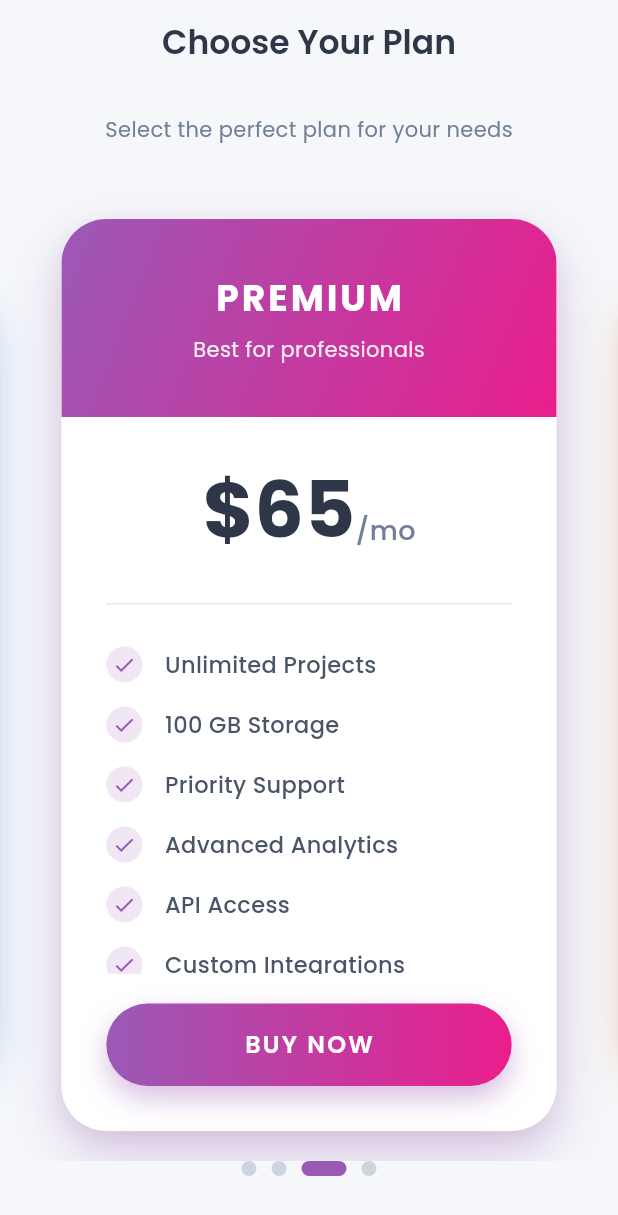
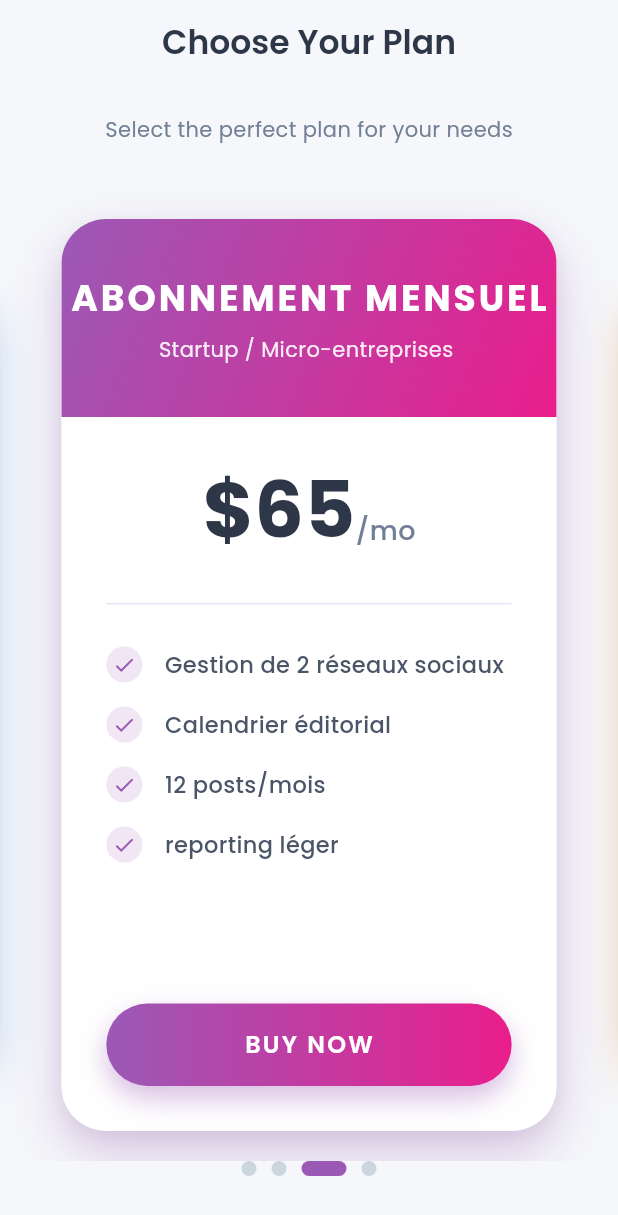
Before and after one commit to mouaddjidj/ComVest, a Flutter app: the PricingScreen screen opened directly, swiped to page 3, on a phone screen of 412 x 824 dp. Shown: the top 1215 px of the screen. Run offline on Flutter 3.47's test engine with Material 3 defaults, Android fonts, the phone set to English and light mode, and no system bars; our stand-ins replace google_fonts, smooth_page_indicator.

Commit message:
add services in packages

```diff
--- a/lib/screens/AdsServices.dart
+++ b/lib/screens/AdsServices.dart
@@ -147,7 +147,7 @@ class MenuScreen extends StatelessWidget {
                   color: primaryColor,
                 ),
                 _buildMenuItem(
-                  icon:  Icons.dashboard,
+                  icon: Icons.dashboard,
                   title: 'Templates',
                   subtitle: 'Browse templates',
                   color: primaryColor,
@@ -466,46 +466,40 @@ class _PricingScreenState extends State<PricingScreen> {
       isFree: true,
     ),
     PricingPackage(
-      title: 'STANDARD',
-      description: 'Perfect for individuals',
+      title: 'PACK DE LANCEMENT',
+      description: 'Nouvelles Start-ups',
       price: '\$35',
       features: [
-        '5 Projects',
-        '10 GB Storage',
-        'Email Support',
-        'Basic Analytics',
-        'API Access',
+        'Création de 3 comptes sociaux',
+        'Branding personnalisé',
+        '5 posts initiaux',
+        'Site vitrine simple',
       ],
       primaryColor: const Color(0xFF4A90E2),
       secondaryColor: const Color(0xFF357ABD),
     ),
     PricingPackage(
-      title: 'PREMIUM',
-      description: 'Best for professionals',
+      title: 'ABONNEMENT MENSUEL',
+      description: 'Startup / Micro-entreprises ',
       price: '\$65',
       features: [
-        'Unlimited Projects',
-        '100 GB Storage',
-        'Priority Support',
-        'Advanced Analytics',
-        'API Access',
-        'Custom Integrations',
+        'Gestion de 2 réseaux sociaux',
+        'Calendrier éditorial',
+        '12 posts/mois',
+        'reporting léger',
       ],
       primaryColor: const Color(0xFF9B59B6),
       secondaryColor: const Color(0xFFE91E8C),
     ),
     PricingPackage(
-      title: 'BUSINESS',
-      description: 'For teams & enterprises',
+      title: 'SERVICES A LA CARTE',
+      description: 'Tous clients',
       price: '\$120',
       features: [
-        'Unlimited Everything',
-        '1 TB Storage',
-        '24/7 Phone Support',
-        'Enterprise Analytics',
-        'Full API Access',
-        'Dedicated Manager',
-        'Custom SLA',
+        'Audit SEO',
+        'Campagnes de publicité (Ads)',
+        'Création de contenu vidéo avancé',
+        'Analyse d\'entreprise',
       ],
       primaryColor: const Color(0xFFE67E22),
       secondaryColor: const Color(0xFFF39C12),
@@ -600,7 +594,8 @@ class _PricingScreenState extends State<PricingScreen> {
                         scale: value,
                         child: PricingCard(
                           package: packages[index],
-                          onGetStarted: () => _navigateToMenu(context, packages[index]),
+                          onGetStarted: () =>
+                              _navigateToMenu(context, packages[index]),
                         ),
                       ),
                     );
@@ -682,7 +677,8 @@ class PricingCard extends StatelessWidget {
                   end: Alignment.bottomRight,
                   colors: [
                     package.primaryColor,
-                    package.secondaryColor ?? package.primaryColor.withOpacity(0.8),
+                    package.secondaryColor ??
+                        package.primaryColor.withOpacity(0.8),
                   ],
                 ),
               ),
@@ -774,7 +770,8 @@ class PricingCard extends StatelessWidget {
             // Features List
             Expanded(
               child: Padding(
-                padding: const EdgeInsets.symmetric(horizontal: 30, vertical: 20),
+                padding:
+                    const EdgeInsets.symmetric(horizontal: 30, vertical: 20),
                 child: ListView.builder(
                   physics: const NeverScrollableScrollPhysics(),
                   itemCount: package.features.length,
@@ -822,10 +819,10 @@ class PricingCard extends StatelessWidget {
                 height: 55,
                 decoration: BoxDecoration(
                   gradient: package.isFree
-                      ? LinearGradient(
+                      ? const LinearGradient(
                           colors: [
-                            const Color(0xFF2ECC71),
-                            const Color(0xFF27AE60),
+                            Color(0xFF2ECC71),
+                            Color(0xFF27AE60),
                           ],
                         )
                       : LinearGradient(
--- a/lib/screens/investorRegister.dart
+++ b/lib/screens/investorRegister.dart
@@ -1394,7 +1394,7 @@ class _InvestorDashboardState extends State<InvestorDashboard> {
             ],
           ),
           const SizedBox(height: 15),
-          ..._companies.take(3).map((company) => _buildCompanyCard(company)).toList(),
+          ..._companies.take(3).map((company) => _buildCompanyCard(company)),
         ],
       ),
     );
@@ -1523,7 +1523,7 @@ class _InvestorDashboardState extends State<InvestorDashboard> {
                     onSelected: (_) {},
                   ),
                 );
-              }).toList(),
+              }),
             ],
           ),
         ),
@@ -1818,7 +1818,7 @@ class _InvestorDashboardState extends State<InvestorDashboard> {
                     value: true,
                     onChanged: (value) {},
                   );
-                }).toList(),
+                }),
                 const SizedBox(height: 20),
                 const Text('Taille:'),
                 ...['Grande cap', 'Moyenne cap', 'Petite cap'].map((size) {
@@ -1827,7 +1827,7 @@ class _InvestorDashboardState extends State<InvestorDashboard> {
                     value: true,
                     onChanged: (value) {},
                   );
-                }).toList(),
+                }),
               ],
             ),
           ),
@@ -2040,9 +2040,9 @@ class _InvestorDashboardState extends State<InvestorDashboard> {
       builder: (BuildContext context) {
         return AlertDialog(
           title: Text('Actualités - ${company.name}'),
-          content: SizedBox(
+          content: const SizedBox(
             width: double.maxFinite,
-            child: const SingleChildScrollView(
+            child: SingleChildScrollView(
               child: Column(
                 children: [
                   ListTile(
```
